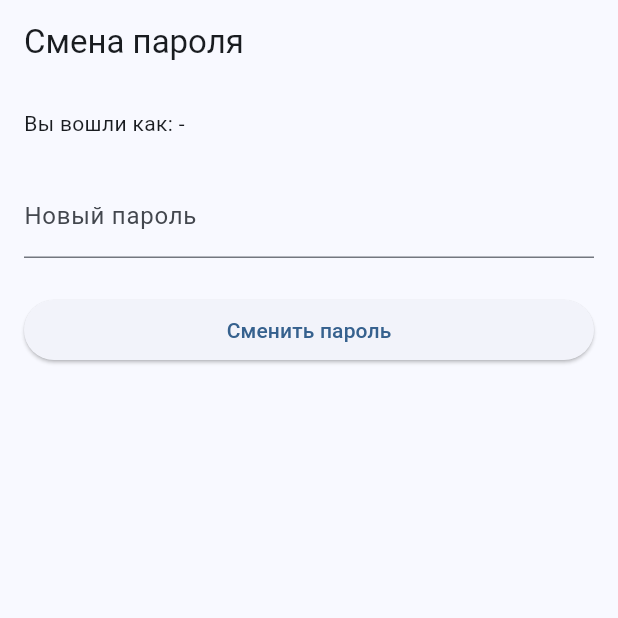
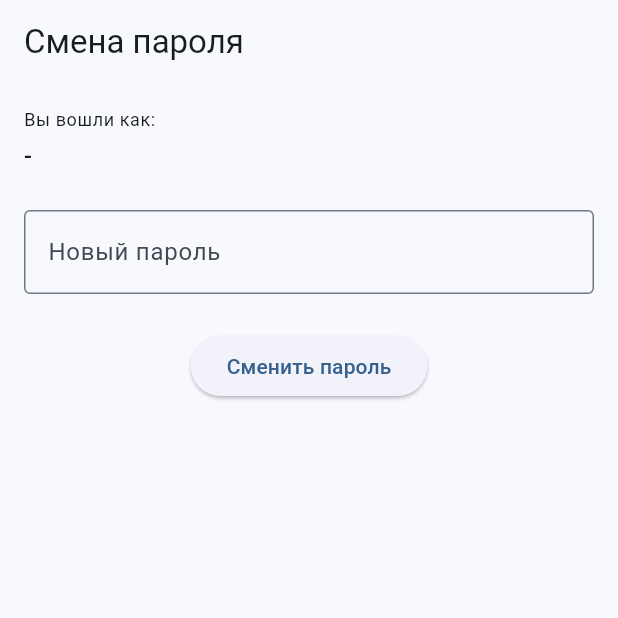
Before and after one commit to Trellos12/seafood_b2b_app, a Flutter app: the ChangePasswordScreen screen opened by its route, on a phone screen of 412 x 824 dp, the top half of it. Run offline on Flutter 3.47's test engine with Material 3 defaults, Android fonts, the light colour scheme and no system bars; our stand-ins replace dio, easy_localization, flutter_dotenv, flutter_riverpod, flutter_secure_storage, freezed_annotation and 3 more; accounts and stored records are empty.

Commit message:
style(ui): улучшен UX и адаптивность ChangePasswordScreen

```diff
--- a/lib/features/profile/screens/change_password_screen.dart
+++ b/lib/features/profile/screens/change_password_screen.dart
@@ -59,19 +59,28 @@ class _ChangePasswordScreenState extends ConsumerState<ChangePasswordScreen> {
 
     return Scaffold(
       appBar: AppBar(title: const Text('Смена пароля')),
-      body: Padding(
+      body: SafeArea(
+        child: SingleChildScrollView(
           padding: const EdgeInsets.all(16),
+          keyboardDismissBehavior: ScrollViewKeyboardDismissBehavior.onDrag,
           child: Form(
             key: _formKey,
+            autovalidateMode: AutovalidateMode.onUserInteraction,
             child: Column(
               crossAxisAlignment: CrossAxisAlignment.start,
               children: [
-              Text('Вы вошли как: $email'),
+                Text('Вы вошли как:',
+                    style: Theme.of(context).textTheme.bodySmall),
+                const SizedBox(height: 4),
+                Text(email, style: Theme.of(context).textTheme.titleMedium),
                 const SizedBox(height: 24),
                 TextFormField(
                   controller: _passwordController,
                   obscureText: true,
-                decoration: const InputDecoration(labelText: 'Новый пароль'),
+                  decoration: const InputDecoration(
+                    labelText: 'Новый пароль',
+                    border: OutlineInputBorder(),
+                  ),
                   validator: (value) {
                     if (value == null || value.length < 6) {
                       return 'Минимум 6 символов';
@@ -82,14 +91,19 @@ class _ChangePasswordScreenState extends ConsumerState<ChangePasswordScreen> {
                 const SizedBox(height: 24),
                 SizedBox(
                   width: double.infinity,
-                child: ElevatedButton(
-                  onPressed: _isLoading ? null : _changePassword,
+                  child: AnimatedSwitcher(
+                    duration: const Duration(milliseconds: 250),
                     child: _isLoading
-                      ? const CircularProgressIndicator()
-                      : const Text('Сменить пароль'),
+                        ? const Center(child: CircularProgressIndicator())
+                        : ElevatedButton(
+                            key: const ValueKey('submit_button'),
+                            onPressed: _changePassword,
+                            child: const Text('Сменить пароль'),
                           ),
-              )
+                  ),
+                ),
               ],
+            ),
           ),
         ),
       ),
```
Lines whose indentation alone changed are shown as unchanged.
